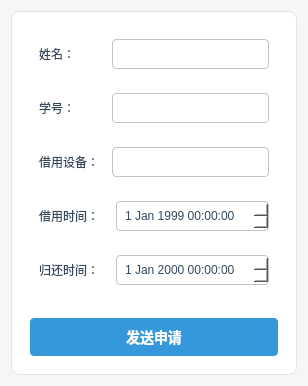
First picture: the form in view/bookingService/sendrent.ui, repository JunWang666/LabNexus, before the edit.
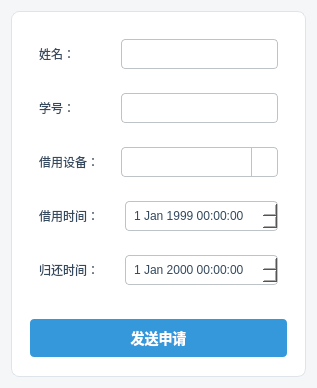
Second picture: the form after the edit. Icons and pictures are not drawn.

Commit message: 更改样式表

The edit to the form file:
```diff
--- a/view/bookingService/sendrent.ui
+++ b/view/bookingService/sendrent.ui
@@ -9,8 +9,8 @@
    <rect>
     <x>0</x>
     <y>0</y>
-    <width>308</width>
-    <height>347</height>
+    <width>317</width>
+    <height>388</height>
    </rect>
   </property>
   <property name="windowTitle">
@@ -18,28 +18,26 @@
   </property>
   <property name="styleSheet">
    <string notr="true">QWidget, QDialog {
-    background-color: #f4f6f8; /* 浅灰色背景，比纯白更柔和 */
+    background-color: #f4f6f8;
     font-family: &quot;Microsoft YaHei UI&quot;, &quot;Segoe UI&quot;, &quot;Sans-serif&quot;;
-    color: #34495e; /* 深灰蓝文字颜色 */
+    color: #34495e;
 }
 
 /*
- * 框架样式
+ * 框架样式 (无变动)
 */
 QFrame {
-    background-color: #ffffff; /* 卡片和主要区域使用白色背景 */
-    border-radius: 8px; /* 圆角 */
-    border: 1px solid #dfe4ea; /* 浅灰色边框 */
+    background-color: #ffffff;
+    border-radius: 8px;
+    border: 1px solid #dfe4ea;
 }
-
-/* 清除嵌套QFrame的背景和边框，避免不必要的“盒子” */
 QFrame QFrame {
     background-color: transparent;
     border: none;
 }
 
 /*
- * 按钮样式
+ * 按钮样式 (无变动)
 */
 QPushButton {
     border-radius: 4px;
@@ -48,22 +46,17 @@
     font-weight: bold;
     outline: none;
 }
-
 QPushButton:hover {
     opacity: 0.9;
 }
-
-/* 主要按钮 (确定, 发送, 催一催等) */
 QPushButton#btnSend, QPushButton#btnSet, QPushButton#btnRush, QPushButton#btnReturn {
-    background-color: #3498db; /* 主题蓝 */
+    background-color: #3498db;
     color: white;
     border: none;
 }
 QPushButton#btnSend:pressed, QPushButton#btnSet:pressed, QPushButton#btnRush:pressed, QPushButton#btnReturn:pressed {
     background-color: #2980b9; /* 按下时加深 */
 }
-
-/* 次要按钮 (取消, 关闭) */
 QPushButton#btnCancel, QPushButton#btnClose, QPushButton#btnCheck {
     background-color: #ffffff;
     color: #3498db;
@@ -76,53 +69,104 @@
     background-color: #e0f0ff; /* 按下时加深 */
 }
 
-
 /*
- * 输入控件
+ * 输入控件 (将 QComboBox 分离出去)
 */
-QLineEdit, QComboBox, QDateTimeEdit {
+QLineEdit, QDateTimeEdit {
     background-color: #ffffff;
     border: 1px solid #bdc3c7;
     border-radius: 4px;
     padding: 6px;
     color: #34495e;
 }
-
-QLineEdit:focus, QComboBox:focus, QDateTimeEdit:focus {
-    border: 1px solid #3498db; /* 聚焦时边框变蓝 */
+QLineEdit:focus, QDateTimeEdit:focus {
+    border: 1px solid #3498db;
 }
-
 QLineEdit[readOnly=&quot;true&quot;] {
-    background-color: #ecf0f1; /*只读输入框使用不同背景色*/
+    background-color: #ecf0f1;
     color: #7f8c8d;
     border: 1px solid #bdc3c7;
 }
 
 /*
- * ComboBox下拉箭头样式
+ * =========================================
+ * ComboBox 样式 (核心修正区域)
+ * =========================================
 */
+
+/* 1. 定义 ComboBox 主体框的样式 */
+QComboBox {
+    background-color: #ffffff;
+    border: 1px solid #bdc3c7;
+    border-radius: 4px;
+    padding: 6px; /* 此内边距仅应用于主体框，不影响下拉项 */
+    color: #34495e;
+}
+
+/* 2. 定义下拉列表（弹出视图）的容器样式 */
+QComboBox QAbstractItemView {
+    background-color: #ffffff;
+    border: 1px solid #dfe4ea;
+    border-radius: 4px;
+    outline: 0px; /* 去除下拉列表的焦点边框 */
+}
+
+/* 3. 定义下拉列表中每一个条目的样式 */
+QComboBox::item {
+    padding: 8px 10px; /* 为下拉项设置独立的内边距 */
+    min-height: 22px;   /* 保证每个条目有足够的高度 */
+    border: none; /* 确保条目自身没有边框 */
+}
+
+/* 4. 定义下拉项被选中和悬停时的样式 */
+QComboBox::item:selected {
+    background-color: #3498db;
+    color: white;
+}
+QComboBox::item:hover {
+    background-color: #eaf5ff;
+    color: #34495e;
+}
+
+/* 5. 定义下拉箭头按钮的样式 */
 QComboBox::drop-down {
-    border: none;
-    width: 20px;
+    subcontrol-origin: padding;
+    subcontrol-position: top right;
+    width: 25px;
+    border-left-width: 1px;
+    border-left-color: #bdc3c7;
+    border-left-style: solid;
+    border-top-right-radius: 3px;
+    border-bottom-right-radius: 3px;
 }
+
 QComboBox::down-arrow {
-    image: url(:/icons/down_arrow.png); /* 建议使用资源文件中的图标 */
+    /* 为获得最佳效果, 建议使用16x16的png图标, 并通过Qt资源文件(.qrc)引用 */
+    /* image: url(:/icons/arrow_down.png); */ 
+    width: 14px;
+    height: 14px;
+}
+
+QComboBox:focus {
+    border: 1px solid #3498db;
 }
 
 /*
- * 表格视图
+ * =========================================
+ * 其他样式 (无变动)
+ * =========================================
 */
+
+/* 表格视图 */
 QTableView {
     background-color: #ffffff;
     border: 1px solid #dfe4ea;
     border-radius: 8px;
-    gridline-color: #e5e7e9; /* 网格线颜色 */
+    gridline-color: #e5e7e9;
 }
-
 QTableView::item {
     padding: 5px;
 }
-
 QHeaderView::section {
     background-color: #eaf2f8;
     color: #34495e;
@@ -132,9 +176,7 @@
     font-weight: bold;
 }
 
-/*
- * 列表视图
-*/
+/* 列表视图 */
 QListWidget {
     background-color: #ffffff;
     border: 1px solid #dfe4ea;
@@ -153,9 +195,7 @@
     border-bottom-color: #3498db;
 }
 
-/*
- * 组合框 (GroupBox)
-*/
+/* 组合框 (GroupBox) */
 QGroupBox {
     border: 1px solid #dfe4ea;
     border-radius: 8px;
@@ -165,7 +205,7 @@
     subcontrol-origin: margin;
     subcontrol-position: top center;
     padding: 0 10px;
-    background-color: #f4f6f8; /* 与主背景色一致，制造标题“刻”在边框上的效果 */
+    background-color: #f4f6f8;
     font-weight: bold;
 }</string>
   </property>
```
Left out of the diff: 6 changed lines with no effect on the pictures. The commit also changes 5 other files.
